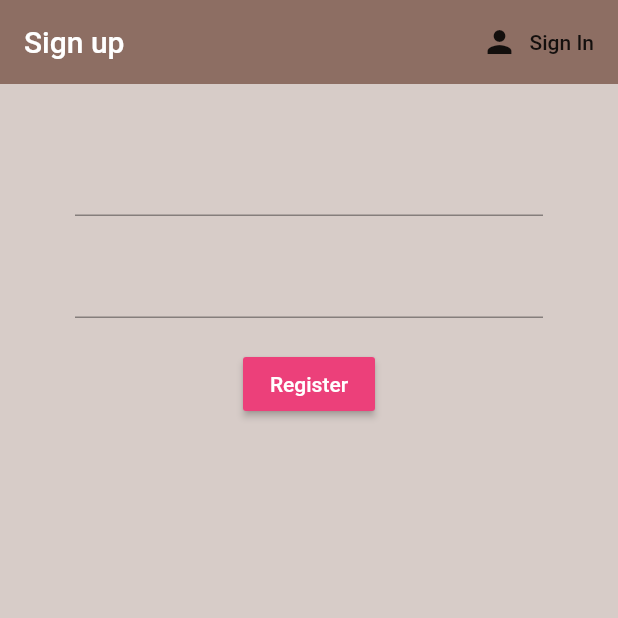
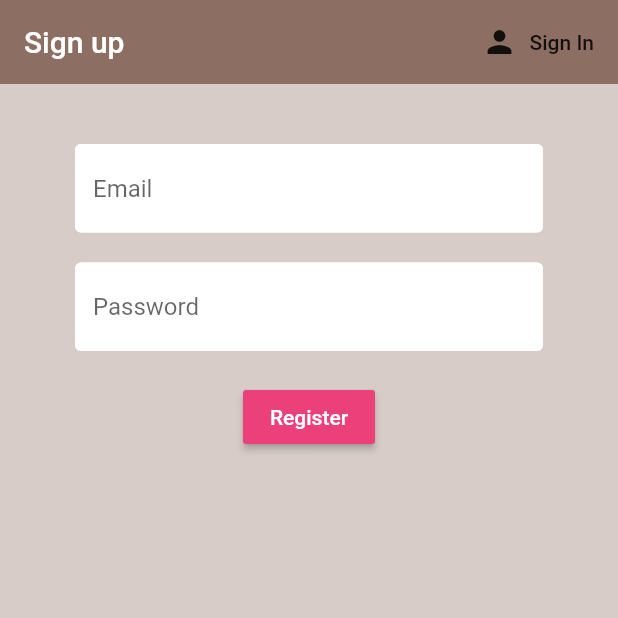
Before and after one commit to edindzabija/flutter-demo, a Flutter app: the screen it shows after launch, after a tap on "Sign in", after a tap on "Register", on a phone screen of 412 x 824 dp, the top half of it. Run offline on Flutter 3.47's test engine with Material 2 defaults, Android fonts, the phone set to English and light mode, and no system bars; our stand-ins replace firebase_auth, flutter_spinkit; accounts and stored records are empty.

Commit message:
login and register styled,  added loading animation

```diff
--- a/lib/screens/authenticate/register.dart
+++ b/lib/screens/authenticate/register.dart
@@ -1,5 +1,7 @@
 import 'package:flutter/material.dart';
 import 'package:flutter_demo/services/auth.dart';
+import 'package:flutter_demo/shared/constants.dart';
+import 'package:flutter_demo/shared/loading.dart';
 
 class Register extends StatefulWidget {
   final Function toggleView;
@@ -12,6 +14,7 @@ class Register extends StatefulWidget {
 class _RegisterState extends State<Register> {
   final AuthService _auth = AuthService();
   final _formKey = GlobalKey<FormState>();
+  bool loading = false;
 
   // text field state
   String email = '';
@@ -20,7 +23,9 @@ class _RegisterState extends State<Register> {
 
   @override
   Widget build(BuildContext context) {
-    return Scaffold(
+    return loading
+        ? Loading()
+        : Scaffold(
             backgroundColor: Colors.brown[100],
             appBar: AppBar(
               backgroundColor: Colors.brown[400],
@@ -43,12 +48,16 @@ class _RegisterState extends State<Register> {
                 child: Column(children: <Widget>[
                   SizedBox(height: 20.0),
                   TextFormField(
+                      decoration:
+                          textInputDecoration.copyWith(hintText: 'Email'),
                       validator: (val) => val.isEmpty ? 'Enter an email' : null,
                       onChanged: (val) {
                         setState(() => email = val);
                       }),
                   SizedBox(height: 20.0),
                   TextFormField(
+                    decoration:
+                        textInputDecoration.copyWith(hintText: 'Password'),
                     obscureText: true,
                     validator: (val) => val.length < 6
                         ? 'Password must contain atleast 6 characters '
@@ -68,17 +77,21 @@ class _RegisterState extends State<Register> {
                     ),
                     onPressed: () async {
                       if (_formKey.currentState.validate()) {
-                  dynamic result =
-                      await _auth.registerWithEmailAndPassword(email, password);
+                        setState(() => loading = true);
+                        dynamic result = await _auth
+                            .registerWithEmailAndPassword(email, password);
                         if (result == null) {
                           setState(() {
                             error = 'please supply a valid email';
+                            loading = false;
                           });
                         }
                       }
                     },
                   ),
-            SizedBox(height: 12.0,),
+                  SizedBox(
+                    height: 12.0,
+                  ),
                   Text(
                     error,
                     style: TextStyle(color: Colors.red, fontSize: 14.0),
--- a/lib/screens/authenticate/sign_in.dart
+++ b/lib/screens/authenticate/sign_in.dart
@@ -1,5 +1,7 @@
 import 'package:flutter/material.dart';
 import 'package:flutter_demo/services/auth.dart';
+import 'package:flutter_demo/shared/constants.dart';
+import 'package:flutter_demo/shared/loading.dart';
 
 class SignIn extends StatefulWidget {
   final Function toggleView;
@@ -12,6 +14,7 @@ class SignIn extends StatefulWidget {
 class _SignInState extends State<SignIn> {
   final AuthService _auth = AuthService();
   final _formKey = GlobalKey<FormState>();
+  bool loading = false;
 
   // text field state
   String email = '';
@@ -20,7 +23,9 @@ class _SignInState extends State<SignIn> {
 
   @override
   Widget build(BuildContext context) {
-    return Scaffold(
+    return loading
+        ? Loading()
+        : Scaffold(
             backgroundColor: Colors.brown[100],
             appBar: AppBar(
               backgroundColor: Colors.brown[400],
@@ -43,12 +48,16 @@ class _SignInState extends State<SignIn> {
                 child: Column(children: <Widget>[
                   SizedBox(height: 20.0),
                   TextFormField(
+                    decoration: textInputDecoration.copyWith(hintText: 'Email'),
                     validator: (val) => val.isEmpty ? 'Enter an email' : null,
                     onChanged: (val) {
                       setState(() => email = val);
-                }),
+                    },
+                  ),
                   SizedBox(height: 20.0),
                   TextFormField(
+                    decoration:
+                        textInputDecoration.copyWith(hintText: 'Password'),
                     obscureText: true,
                     validator: (val) => val.length < 6
                         ? 'Password must contain atleast 6 characters '
@@ -68,11 +77,14 @@ class _SignInState extends State<SignIn> {
                     ),
                     onPressed: () async {
                       if (_formKey.currentState.validate()) {
-                  dynamic result =
-                      await _auth.signInWithEmailAndPassword(email, password);
+                        setState(() => loading = true);
+                        dynamic result = await _auth.signInWithEmailAndPassword(
+                            email, password);
                         if (result == null) {
                           setState(() {
-                      error = 'Could not sign in with provided credentials';
+                            error =
+                                'Could not sign in with provided credentials';
+                            loading = false;
                           });
                         }
                       }
--- /dev/null
+++ b/lib/shared/constants.dart
@@ -0,0 +1,10 @@
+import 'package:flutter/material.dart';
+
+const textInputDecoration = InputDecoration(
+  fillColor: Colors.white,
+  filled: true,
+  enabledBorder: OutlineInputBorder(
+      borderSide: BorderSide(color: Colors.white, width: 2.0)),
+  focusedBorder: OutlineInputBorder(
+      borderSide: BorderSide(color: Colors.pink, width: 2.0)),
+);
--- a/pubspec.yaml
+++ b/pubspec.yaml
@@ -30,6 +30,7 @@ dependencies:
   firebase_auth: ^0.14.0+5
   cloud_firestore: ^0.12.9+4
   provider: ^3.1.0
+  flutter_spinkit: "^4.1.2"
 
 dev_dependencies:
   flutter_test:
```
Also changed, not shown: lib/shared/loading.dart (added, +17 -0 lines), pubspec.lock, 1 other file. Lines whose indentation alone changed are shown as unchanged.
